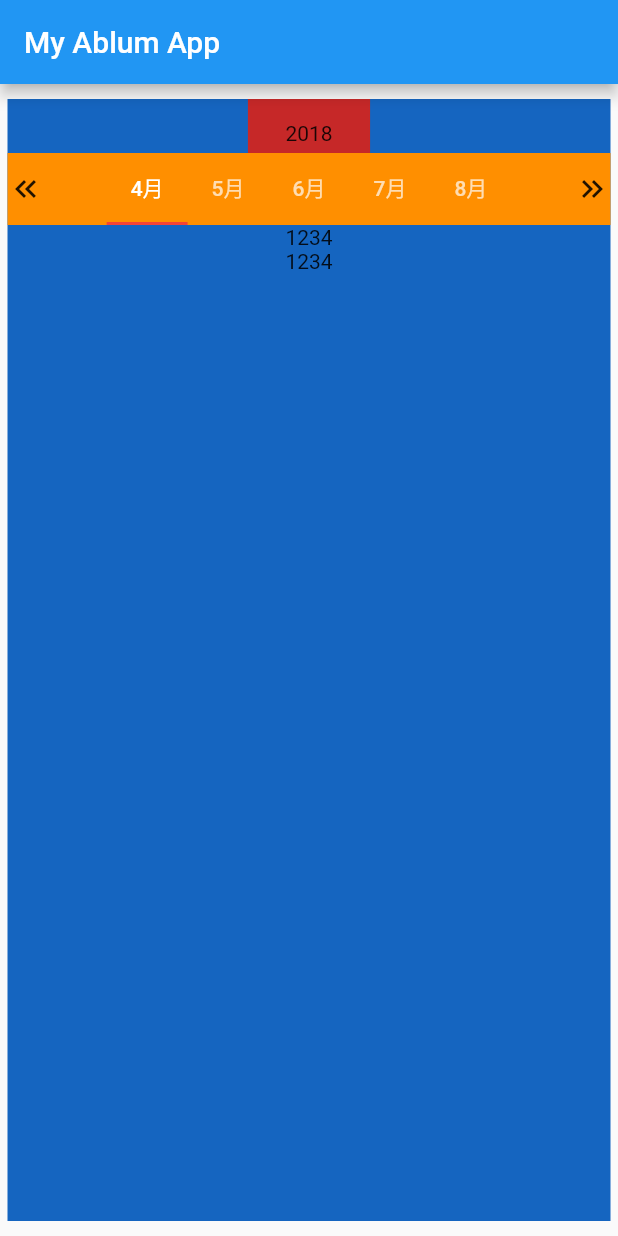
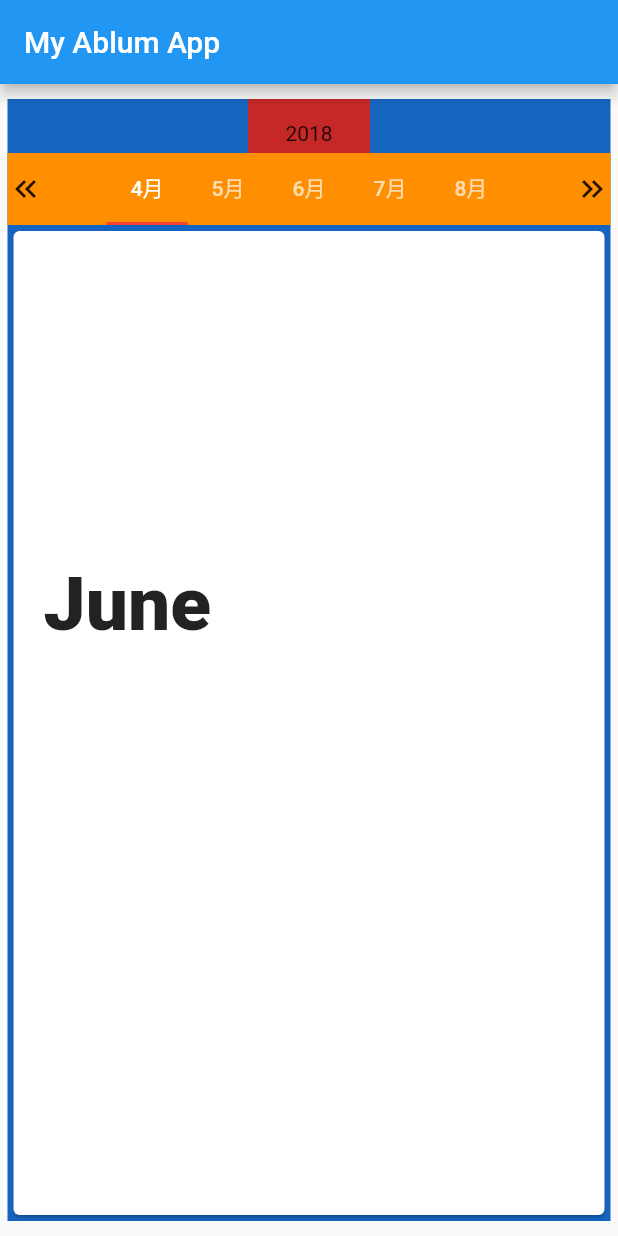
Before and after one commit to a86485563/album, a Flutter app: the screen it shows after launch, on a phone screen of 412 x 824 dp. Run offline on Flutter 3.47's test engine with Material 2 defaults, Android fonts, the phone set to English and light mode, and no system bars; our stand-ins replace google_fonts.

Commit message:
add card

```diff
--- a/lib/main.dart
+++ b/lib/main.dart
@@ -1,4 +1,5 @@
 import 'package:flutter/material.dart';
+import 'package:google_fonts/google_fonts.dart';
 
 void main() {
   runApp(const MyApp());
@@ -23,10 +24,13 @@ class MyApp extends StatelessWidget {
 class HomePage extends StatefulWidget {
   @override
   State<StatefulWidget> createState() => _HomePageState();
-
 }
 
-class _HomePageState extends State<HomePage> {
+class _HomePageState extends State<HomePage>
+    with SingleTickerProviderStateMixin {
+  // 宣告 TabController
+  TabController? tabController;
+
   final List<Tab> myTabs = const <Tab>[
     Tab(text: '4月'),
     Tab(text: '5月'),
@@ -35,55 +39,57 @@ class _HomePageState extends State<HomePage> {
     Tab(text: '8月'),
   ];
 
+  @override
+  void initState() {
+    // 建立 TabController，vsync 接受的型態是 TickerProvider
+    tabController = TabController(length: myTabs.length, vsync: this);
+    super.initState();
+  }
+
   Widget createMonthSection() {
     return Container(
       color: Colors.amber[800],
       child: Row(
         children: [
           Container(
-            padding:  const EdgeInsets.fromLTRB(0,0,10,0),
-            child: const Icon(Icons.keyboard_double_arrow_left) ,
+            padding: const EdgeInsets.fromLTRB(0, 0, 10, 0),
+            child: const Icon(Icons.keyboard_double_arrow_left),
           ),
-          Expanded(child: createTabSection()) ,
+          Expanded(child: createTabSection()),
           Container(
-            padding:  const EdgeInsets.fromLTRB(10,0,0,0),
+            padding: const EdgeInsets.fromLTRB(10, 0, 0, 0),
             child: const Icon(Icons.keyboard_double_arrow_right),
           )
         ],
       ),
     );
   }
+
   Widget createTabSection() {
-   return DefaultTabController(
-     length: myTabs.length,
-     child: Container(
-         child:
-         Center(
+    return Container(
+        child: Center(
       child: TabBar(
         tabs: myTabs,
         isScrollable: true,
         indicatorColor: Colors.red,
         labelColor: Colors.white,
+        controller: tabController,
       ),
-         )
-       ),
-     );
+    ));
   }
 
-  var yearSection =
-  Container(
+  var yearSection = Container(
       padding: const EdgeInsets.fromLTRB(20, 10, 20, 0),
       color: Colors.red[800],
       child: const Padding(
         padding: EdgeInsets.all(5),
-        child: Text('2018'),)
-  );
-
+        child: Text('2018'),
+      ));
 
   @override
   Widget build(BuildContext context) {
     return Scaffold(
-      appBar: AppBar(title :const Text( "My Ablum App")),
+      appBar: AppBar(title: const Text("My Ablum App")),
       body: Center(
         child: Container(
           margin: const EdgeInsets.fromLTRB(5, 10, 5, 10),
@@ -96,45 +102,14 @@ class _HomePageState extends State<HomePage> {
             children: [
               yearSection,
               createMonthSection(),
-              const Text("1234"),
-              const Text("1234"),
-            ],
-          ),
-        ),
-      ),
-    );
-  }
-
-}
-
-class MyHomePage extends StatelessWidget {
-
-  var yearSection =
-   Container(
-      padding: const EdgeInsets.fromLTRB(20, 10, 20, 10),
-      child: const Padding(
-        padding: EdgeInsets.all(20),
-        child: Text('2018'),)
-  );
-
-
-  @override
-  Widget build(BuildContext context) {
-    // TODO: implement build
-    return Scaffold(
-      appBar: AppBar(title :const Text( "My Ablum App")),
-      body: Center(
+              Expanded(
                   child: Container(
-          margin: const EdgeInsets.fromLTRB(5, 10, 5, 10),
-          height: double.infinity,
                     width: double.infinity,
-          color: Colors.blue[800],
-          child: Column(
-            crossAxisAlignment: CrossAxisAlignment.center,
-            children: [
-               SizedBox(
-                child: yearSection,
-              ),
+                    child: TabBarView(controller: tabController, children: [
+                      for (var i = 0; i < this.myTabs.length; i++)
+                        TabContentImage(imgSrc: 'images/pavlova.jpg',year: '2018',month: '9',)
+                    ]),
+                  ))
             ],
           ),
         ),
@@ -142,3 +117,59 @@ class MyHomePage extends StatelessWidget {
     );
   }
 }
+
+class TabContentImage extends StatelessWidget {
+  final String imgSrc;
+  final String year;
+  final String month;
+  String? title = null;
+
+  TabContentImage({
+    Key? key,
+    required this.imgSrc,
+    required this.year,
+    required this.month,
+  }) : super(key: key);
+
+  @override
+  Widget build(BuildContext context) {
+    // TODO: implement build
+    return  SizedBox(
+        width: double.infinity,
+        height: 300,
+        child:
+        Card(
+          elevation: 1,
+          child: Column(
+            mainAxisAlignment: MainAxisAlignment.start,
+            children: <Widget>[
+              const SizedBox(
+                width: double.infinity,
+                height: 200,
+              ),
+              Row(
+                children:  [
+                  Padding(
+                    padding: EdgeInsets.all(20),
+                    child: Text(
+                      "June",
+                      style: GoogleFonts.msMadi(
+                        fontSize: 50,
+                        fontWeight: FontWeight.w800,
+                      ),
+                    ),
+                  )
+
+                ],
+              )
+            ],
+          ),
+        )
+    );
+  }
+}
+
+// Image.asset(
+// 'images/pavlova.jpg',
+// fit: BoxFit.cover,
+// )
--- a/pubspec.yaml
+++ b/pubspec.yaml
@@ -34,6 +34,7 @@ dependencies:
   # The following adds the Cupertino Icons font to your application.
   # Use with the CupertinoIcons class for iOS style icons.
   cupertino_icons: ^1.0.2
+  google_fonts: ^3.0.1
 
 dev_dependencies:
   flutter_test:
@@ -61,6 +62,11 @@ flutter:
   # assets:
   #   - images/a_dot_burr.jpeg
   #   - images/a_dot_ham.jpeg
+  assets:
+    - images/pavlova.jpg
+    - images/burger.jpg
+    - images/cheese_burger.jpg
+    - images/meat_burger.jpg
 
   # An image asset can refer to one or more resolution-specific "variants", see
   # https://flutter.dev/assets-and-images/#resolution-aware
```
Also changed, not shown: images/pavlova.jpg (added), pubspec.lock, 4 other files. Lines whose indentation alone changed are shown as unchanged.
